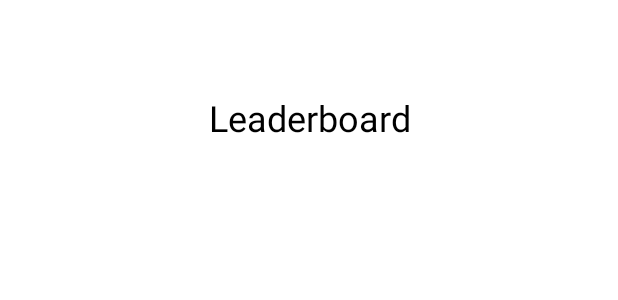
After one commit to DannyJacoby/CST438_P3_SP21, an Android app: the layout activity_leaderboard.xml on its own in the app's theme, with its tools: preview values and no code run, on a phone screen of 412 x 824 dp. The commit adds this screen. Shown: the top 300 px of the screen. Run offline under Robolectric (Android 15) with nearby library versions, the phone set to English and light mode, and no system bars.

Commit message:
Leaderboard Activity  - The leaderboard shows the top 10 in the list of highest levels reached by each player  - Fixed a bug that caused the app to crash after logging in  - Added highScore column to the user table in Back4app

```diff
--- a/app/src/main/AndroidManifest.xml
+++ b/app/src/main/AndroidManifest.xml
@@ -32,6 +32,7 @@
                 <category android:name="android.intent.category.LAUNCHER" />
             </intent-filter>
         </activity>
+        <activity android:name=".LeaderboardActivity"/>
         <meta-data
             android:name="com.parse.SERVER_URL"
             android:value="@string/back4app_server_url"/>
--- /dev/null
+++ b/app/src/main/res/layout/activity_leaderboard.xml
@@ -0,0 +1,27 @@
+<?xml version="1.0" encoding="utf-8"?>
+<androidx.constraintlayout.widget.ConstraintLayout
+    xmlns:android="http://schemas.android.com/apk/res/android"
+    android:layout_width="match_parent"
+    xmlns:app="http://schemas.android.com/apk/res-auto"
+    android:layout_height="match_parent">
+
+    <TextView
+        android:id="@+id/leaderboardHeader"
+        android:layout_width="match_parent"
+        android:layout_height="62dp"
+        android:layout_marginTop="62dp"
+        android:text="@string/leaderboardString"
+        android:textSize="24sp"
+        android:textAlignment="center"
+        android:textColor="@color/black"
+        app:layout_constraintTop_toTopOf="parent" />
+
+    <ListView
+        android:id="@+id/leaderboardList"
+        android:layout_width="match_parent"
+        android:layout_height="wrap_content"
+        android:layout_marginLeft="30dp"
+        android:layout_marginRight="30dp"
+        app:layout_constraintTop_toBottomOf="@+id/leaderboardHeader"/>
+
+</androidx.constraintlayout.widget.ConstraintLayout>
```
Also changed, not shown: app/src/main/java/com/example/tatapi/HomeActivity.java (+5 -3 lines), app/src/main/java/com/example/tatapi/LeaderboardActivity.java (added, +74 -0 lines), app/src/main/res/layout/leaderboard_layout.xml (added, +15 -0 lines).
